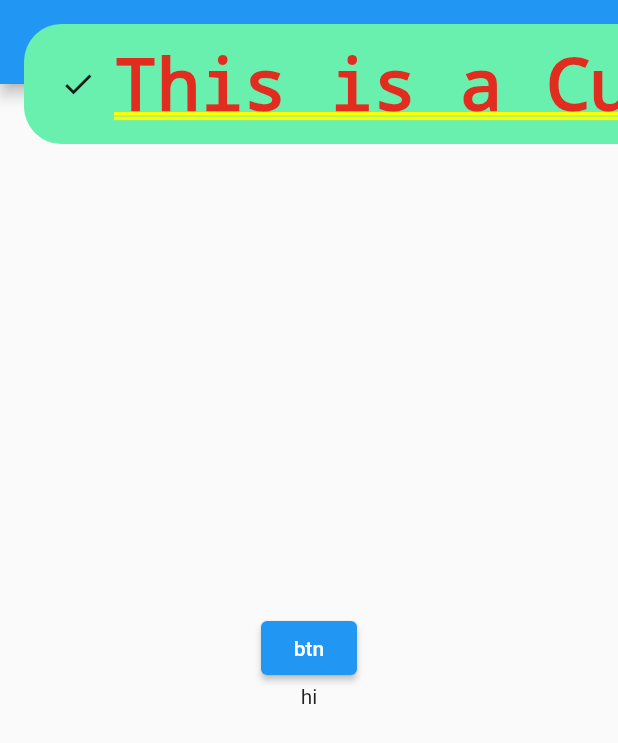
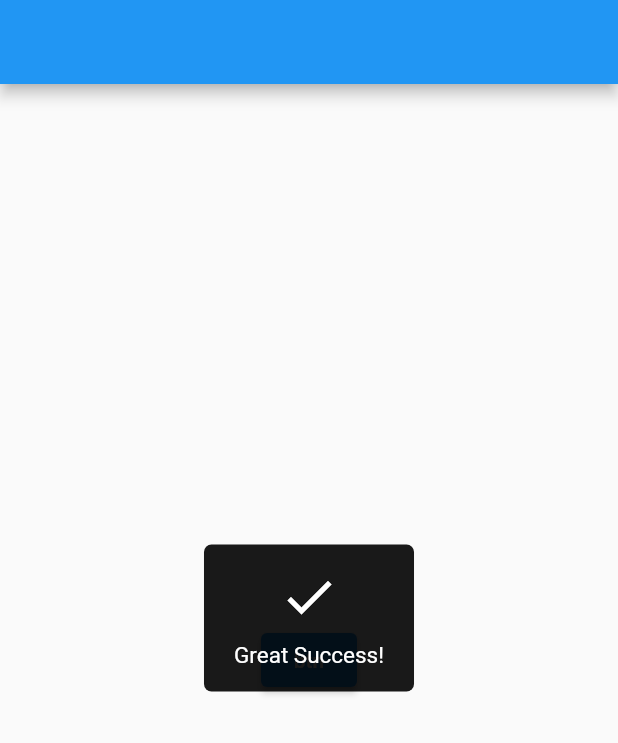
Before and after one commit to careeryu/study_package, a Flutter app: the screen it shows after launch, after a tap on "btn", on a phone screen of 412 x 824 dp. Shown: the top 743 px of the screen. Run offline on Flutter 3.47's test engine with Material 2 defaults, Android fonts, the phone set to English and light mode, and no system bars; our stand-ins replace flutter_easyloading, fluttertoast.

Commit message:
easyloading 패키지로 함 해보기

```diff
--- /dev/null
+++ b/study_package/lib/easyloading/easyloading.dart
@@ -0,0 +1,34 @@
+import 'package:flutter/material.dart';
+import 'package:flutter/cupertino.dart';
+import 'package:flutter_easyloading/flutter_easyloading.dart';
+
+
+
+class easyloading extends StatefulWidget {
+  const easyloading({Key? key}) : super(key: key);
+
+
+  @override
+  State<easyloading> createState() => _easyloadingState();
+}
+
+class _easyloadingState extends State<easyloading> {
+
+
+  @override
+  Widget build(BuildContext context) {
+    return Scaffold(
+      appBar: AppBar(),
+      body: Center(
+        child:
+        ElevatedButton(
+        onPressed: () {
+        EasyLoading.showSuccess('Great Success!');
+        },
+        child: const Text('btn')
+        ),
+      ),
+
+    );
+  }
+}
--- a/study_package/lib/main.dart
+++ b/study_package/lib/main.dart
@@ -1,5 +1,7 @@
 import 'package:flutter/material.dart';
+import 'package:study_package/easyloading/easyloading.dart';
 import 'package:study_package/page/home_page.dart';
+import 'package:flutter_easyloading/flutter_easyloading.dart';
 
 void main() {
   runApp(const MyApp());
@@ -15,7 +17,8 @@
       theme: ThemeData(
         primarySwatch: Colors.blue,
       ),
-      home: const HomePage(),
+      home: const easyloading(),
+      builder: EasyLoading.init(),
     );
   }
 }
--- a/study_package/pubspec.yaml
+++ b/study_package/pubspec.yaml
@@ -33,9 +33,13 @@
   # toast
   fluttertoast: ^8.0.9
 
+#easyloading 숙제
+  cupertino_icons: ^1.0.2
+  flutter_easyloading: ^3.0.5
+
   # The following adds the Cupertino Icons font to your application.
   # Use with the CupertinoIcons class for iOS style icons.
-  cupertino_icons: ^1.0.2
+
 
 dev_dependencies:
   flutter_test:
```
Also changed, not shown: study_package/pubspec.lock.
